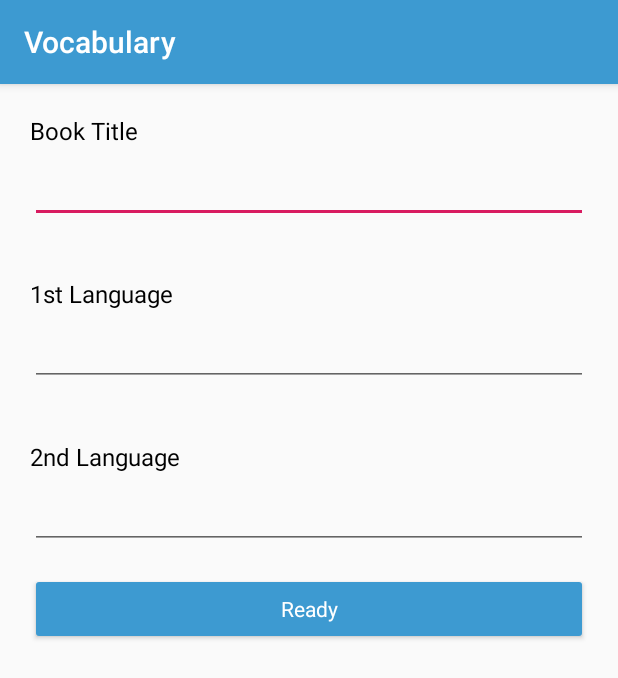
After one commit to Asuki/Vocabulary, an Android app: the BookEditorActivity screen opened directly, with no data from a screen before it, on a phone screen of 412 x 824 dp. The commit adds this screen. Shown: the top 678 px of the screen. Run offline under Robolectric (Android 15) with nearby library versions, the phone set to English and light mode, and no system bars; 2 statements that could not run were skipped.

Commit message:
Database: Getting book data by tittle New feature: Edit mode in book view

```diff
--- a/app/src/main/AndroidManifest.xml
+++ b/app/src/main/AndroidManifest.xml
@@ -9,7 +9,8 @@
         android:roundIcon="@mipmap/ic_launcher_round"
         android:supportsRtl="true"
         android:theme="@style/AppTheme">
-        <activity android:name=".LessonsActivity"></activity>
+        <activity android:name=".BookEditorActivity"></activity>
+        <activity android:name=".LessonsActivity" />
         <activity android:name=".AddLessonActivity" />
         <activity android:name=".AddBookActivity" />
         <activity
--- /dev/null
+++ b/app/src/main/java/seng/hu/szotarv1/BookEditorActivity.java
@@ -0,0 +1,75 @@
+package seng.hu.szotarv1;
+
+import androidx.appcompat.app.AppCompatActivity;
+
+import android.content.Intent;
+import android.database.Cursor;
+import android.os.Bundle;
+import android.view.View;
+import android.widget.Button;
+import android.widget.EditText;
+import android.widget.Toast;
+
+public class BookEditorActivity extends AppCompatActivity {
+
+    EditText editTextBookTitle;
+    EditText editTextLanguage1;
+    EditText editTextLanguage2;
+    Button buttonReady;
+    Intent intent;
+    DatabaseHelperLite dbLite;
+    Cursor data;
+
+    // The original data of the book
+    String bookTitle;
+    String language1;
+    String language2;
+
+    @Override
+    protected void onCreate(Bundle savedInstanceState) {
+        super.onCreate(savedInstanceState);
+        setContentView(R.layout.activity_book_editor);
+
+        initItem();
+        setData();
+    }
+
+    /**
+     * Initializing items.
+     */
+    private void initItem(){
+        editTextBookTitle = findViewById(R.id.editTextBookTitleBookEdit);
+        editTextLanguage1 = findViewById(R.id.editTextLanguage1BookEdit);
+        editTextLanguage2 = findViewById(R.id.editTextLanguage2BookEdit);
+        buttonReady = findViewById(R.id.buttonReadyBookEdit);
+        intent = getIntent();
+
+        bookTitle = intent.getStringExtra(MainActivity.BOOK_TITLE);
+        dbLite = new DatabaseHelperLite(getBaseContext());
+        data = dbLite.getBookByTitle(bookTitle);
+        data.moveToFirst();
+        language1 = data.getString(DatabaseHelperLite.LANGUAGE_1_POSITION);
+        language2 = data.getString(DatabaseHelperLite.LANGUAGE_2_POSITION);
+    }
+
+    private void setData(){
+        editTextBookTitle.setText(bookTitle);
+        editTextLanguage1.setText(language1);
+        editTextLanguage2.setText(language2);
+    }
+
+    public void modifyReadyBookEdit(View view){
+        if (editTextLanguage1.getText().toString().equals("") ||
+        editTextLanguage2.getText().toString().equals("") ||
+        editTextBookTitle.getText().toString().equals("")){
+            Toast.makeText(getBaseContext(), getString(R.string.all_fields_are_required_error),
+                    Toast.LENGTH_LONG).show();
+        } else {
+            dbLite.updateBookData(bookTitle, language1, language2,
+                    editTextBookTitle.getText().toString(),
+                    editTextLanguage1.getText().toString(),
+                    editTextLanguage2.getText().toString());
+            finish();
+        }
+    }
+}
--- a/app/src/main/java/seng/hu/szotarv1/DatabaseHelperLite.java
+++ b/app/src/main/java/seng/hu/szotarv1/DatabaseHelperLite.java
@@ -15,6 +15,8 @@ public class DatabaseHelperLite extends SQLiteOpenHelper {
     private static final int DATABASE_VERSION = 1;
     public static final int ID_POSITION = 0;
     public static final int NAME_POSITION = 1;
+    public static final int LANGUAGE_1_POSITION = 2;
+    public static final int LANGUAGE_2_POSITION = 3;
 
     private static final String CREATE_TABLE = " create table if not exists ";
     private static final String DROP_TABLE = "DROP TABLE IF EXISTS ";
@@ -259,6 +261,11 @@ public class DatabaseHelperLite extends SQLiteOpenHelper {
         return data;
     }
 
+    /**
+     * Getting the id of the book
+     * @param title The tittle of the book what's id is needed
+     * @return The id of the book.
+     */
     public String getBookIdByTitle(String title){
         SQLiteDatabase db = getWritableDatabase();
         String query = "select id from " + BOOK_TABLE + " where " + BOOK_TITLE + " = '" + title + "';";
@@ -269,6 +276,25 @@ public class DatabaseHelperLite extends SQLiteOpenHelper {
         return data.getString(ID_POSITION);
     }
 
+    /**
+     * Getting the data of a book.
+     * @param title The tittle of the book.
+     * @return the data of the book.
+     */
+    public Cursor getBookByTitle(String title){
+        SQLiteDatabase db = getWritableDatabase();
+        String query = SELECT_ALL_ROW_FROM_TABLE + BOOK_TABLE + " where " + BOOK_TITLE + " = '" + title + "';";
+
+        Log.d(TAG, "getBookIdByTitle query: " + query);
+        Cursor data = db.rawQuery(query, null);
+        return data;
+    }
+
+    /**
+     * Getting a lesson of a book.
+     * @param title The tittle of the book what's lessons needed.
+     * @return A lesson table of the book.
+     */
     public Cursor getLessonsOfBook(String title){
         SQLiteDatabase db = getWritableDatabase();
         String query = SELECT_ALL_ROW_FROM_TABLE + LESSON_TABLE +
@@ -279,4 +305,26 @@ public class DatabaseHelperLite extends SQLiteOpenHelper {
         Log.d(TAG, "getLessonsOfBook: query was successful");
         return data;
     }
+
+    /**
+     * Updating a book data: tittle and languages.
+     * @param oldTittle The original tittle.
+     * @param oldLanguage1 The original first language.
+     * @param oldLanguage2 The original second language.
+     * @param newTittle The new book title.
+     * @param newLanguage1 The new first language.
+     * @param newLanguage2 The new second language.
+     */
+    public void updateBookData(String oldTittle, String oldLanguage1, String oldLanguage2,
+                         String newTittle, String newLanguage1, String newLanguage2){
+        SQLiteDatabase db = getWritableDatabase();
+        ContentValues contentValues = new ContentValues();
+        contentValues.put(BOOK_TITLE, newTittle);
+        contentValues.put(FIRST_LANGUAGE, newLanguage1);
+        contentValues.put(SECOND_LANGUAGE, newLanguage2);
+        db.update(BOOK_TABLE, contentValues,
+                BOOK_TITLE + " = '" + oldTittle + "' and " +
+                FIRST_LANGUAGE + " = '" + oldLanguage1 + "' and " +
+                SECOND_LANGUAGE + " = '" + oldLanguage2 + "'", null);
+    }
 }
--- /dev/null
+++ b/app/src/main/res/drawable/ic_edit.xml
@@ -0,0 +1,5 @@
+<vector android:height="24dp" android:tint="#FFFFFF"
+    android:viewportHeight="24.0" android:viewportWidth="24.0"
+    android:width="24dp" xmlns:android="http://schemas.android.com/apk/res/android">
+    <path android:fillColor="#FF000000" android:pathData="M3,17.25V21h3.75L17.81,9.94l-3.75,-3.75L3,17.25zM20.71,7.04c0.39,-0.39 0.39,-1.02 0,-1.41l-2.34,-2.34c-0.39,-0.39 -1.02,-0.39 -1.41,0l-1.83,1.83 3.75,3.75 1.83,-1.83z"/>
+</vector>
--- a/app/src/main/res/layout/activity_add_lesson.xml
+++ b/app/src/main/res/layout/activity_add_lesson.xml
@@ -13,6 +13,7 @@
         android:layout_width="wrap_content"
         android:layout_height="wrap_content"
         android:layout_weight="1"
+        android:layout_marginLeft="10dp"
         android:text="@string/book_title" />
 
     <Spinner
@@ -21,6 +22,8 @@
         android:layout_width="match_parent"
         android:layout_height="wrap_content"
         android:layout_gravity="start"
+        android:layout_marginLeft="5dp"
+        android:layout_marginRight="5dp"
         android:gravity="start" />
 
     <LinearLayout
@@ -32,6 +35,7 @@
         <TextView
             android:id="@+id/textViewLessonNameLesson"
             style="@style/Text"
+            android:layout_marginLeft="10dp"
             android:layout_width="wrap_content"
             android:layout_height="wrap_content"
             android:layout_weight="1"
@@ -40,6 +44,7 @@
         <EditText
             android:id="@+id/editTextLessonNameLesson"
             style="@style/Text"
+            android:layout_marginRight="10dp"
             android:layout_width="wrap_content"
             android:layout_height="wrap_content"
             android:layout_weight="1"
--- /dev/null
+++ b/app/src/main/res/layout/activity_book_editor.xml
@@ -0,0 +1,82 @@
+<?xml version="1.0" encoding="utf-8"?>
+<androidx.constraintlayout.widget.ConstraintLayout xmlns:android="http://schemas.android.com/apk/res/android"
+    xmlns:app="http://schemas.android.com/apk/res-auto"
+    xmlns:tools="http://schemas.android.com/tools"
+    android:layout_width="match_parent"
+    android:layout_height="match_parent"
+    android:layout_margin="20dp"
+    tools:context=".BookEditorActivity">
+
+    <TextView
+        android:id="@+id/textViewBookTitleBookEdit"
+        style="@style/Text"
+        android:layout_width="wrap_content"
+        android:layout_height="wrap_content"
+        android:text="@string/book_title"
+        app:layout_constraintStart_toStartOf="parent"
+        app:layout_constraintTop_toTopOf="parent" />
+
+    <EditText
+        android:id="@+id/editTextBookTitleBookEdit"
+        style="@style/Text"
+        android:layout_width="match_parent"
+        android:layout_height="wrap_content"
+        android:layout_marginTop="8dp"
+        android:ems="10"
+        android:inputType="textPersonName"
+        app:layout_constraintStart_toStartOf="parent"
+        app:layout_constraintTop_toBottomOf="@+id/textViewBookTitleBookEdit" />
+
+    <TextView
+        android:id="@+id/textViewLanguage1BookEdit"
+        style="@style/Text"
+        android:layout_width="wrap_content"
+        android:layout_height="wrap_content"
+        android:layout_marginTop="36dp"
+        android:text="@string/book_language_1"
+        app:layout_constraintStart_toStartOf="parent"
+        app:layout_constraintTop_toBottomOf="@+id/editTextBookTitleBookEdit" />
+
+    <EditText
+        android:id="@+id/editTextLanguage1BookEdit"
+        style="@style/Text"
+        android:layout_width="match_parent"
+        android:layout_height="wrap_content"
+        android:layout_marginTop="8dp"
+        android:ems="10"
+        android:inputType="textPersonName"
+        app:layout_constraintStart_toStartOf="parent"
+        app:layout_constraintTop_toBottomOf="@+id/textViewLanguage1BookEdit" />
+
+    <TextView
+        android:id="@+id/textViewLanguage2BookEdit"
+        style="@style/Text"
+        android:layout_width="wrap_content"
+        android:layout_height="wrap_content"
+        android:layout_marginTop="36dp"
+        android:text="@string/book_language_2"
+        app:layout_constraintStart_toStartOf="parent"
+        app:layout_constraintTop_toBottomOf="@+id/editTextLanguage1BookEdit" />
+
+    <EditText
+        android:id="@+id/editTextLanguage2BookEdit"
+        style="@style/Text"
+        android:layout_width="match_parent"
+        android:layout_height="wrap_content"
+        android:layout_marginTop="8dp"
+        android:ems="10"
+        android:inputType="textPersonName"
+        app:layout_constraintStart_toStartOf="parent"
+        app:layout_constraintTop_toBottomOf="@+id/textViewLanguage2BookEdit" />
+
+    <Button
+        android:id="@+id/buttonReadyBookEdit"
+        style="@style/Button"
+        android:layout_width="match_parent"
+        android:layout_height="wrap_content"
+        android:layout_marginTop="16dp"
+        android:text="@string/ready"
+        android:onClick="modifyReadyBookEdit"
+        app:layout_constraintTop_toBottomOf="@+id/editTextLanguage2BookEdit"
+        tools:layout_editor_absoluteX="58dp" />
+</androidx.constraintlayout.widget.ConstraintLayout>
--- a/app/src/main/res/values/colors.xml
+++ b/app/src/main/res/values/colors.xml
@@ -11,4 +11,5 @@
     <color name="red">#FF0700</color>
     <color name="green">#00C90D</color>
     <color name="white">#FFF</color>
+    <color name="light_orange">#FFE396</color>
 </resources>
--- a/app/src/main/res/values/strings.xml
+++ b/app/src/main/res/values/strings.xml
@@ -25,6 +25,7 @@
     <string name="add_book">New book</string>
     <string name="add_lesson">New lesson</string>
     <string name="add_word">New word</string>
+    <string name="edit_mode">Edit mode</string>
 
     <!-- Errors -->
     <string name="all_fields_are_required_error">All fields are required!</string>
```
Also changed, not shown: app/src/main/java/seng/hu/szotarv1/MainActivity.java (+57 -8 lines), app/src/main/res/layout/app_bar_main.xml (+10 -0 lines).
